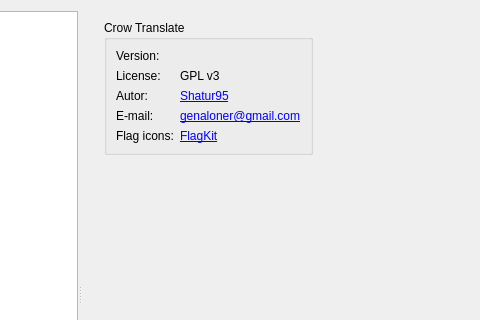
The window that src/settings/settingsdialog.ui (crow-translate/crow-translate) describes before a commit, drawn with Qt 5; both pictures show x 133 to 613 and y 0 to 320 of the 800 by 616 pixel window.
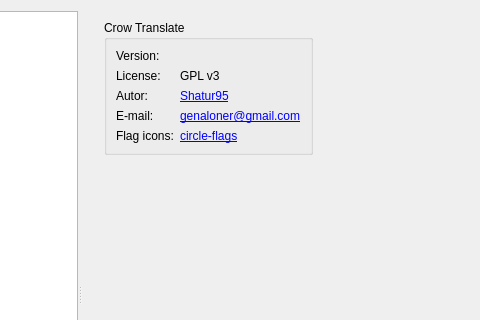
The same window after the commit. The open tabs and pages were chosen to show the change. Icons and pictures are not drawn. Custom widgets are drawn as their Qt base class.

Commit message: Use circle-icons for flags

```diff
--- a/src/settings/settingsdialog.ui
+++ b/src/settings/settingsdialog.ui
@@ -1469,7 +1469,7 @@
            <item row="9" column="1">
             <widget class="QLabel" name="flagIconsLabel">
              <property name="text">
-              <string notr="true">&lt;html&gt;&lt;head/&gt;&lt;body&gt;&lt;p&gt;&lt;a href=&quot;https://github.com/madebybowtie/FlagKit&quot;&gt;FlagKit&lt;/a&gt;&lt;/p&gt;&lt;/body&gt;&lt;/html&gt;</string>
+              <string notr="true">&lt;html&gt;&lt;head/&gt;&lt;body&gt;&lt;p&gt;&lt;a href=&quot;https://github.com/HatScripts/circle-flags&quot;&gt;circle-flags&lt;/a&gt;&lt;/p&gt;&lt;/body&gt;&lt;/html&gt;</string>
              </property>
              <property name="openExternalLinks">
               <bool>true</bool>
```
The commit also changes 103 other files.
